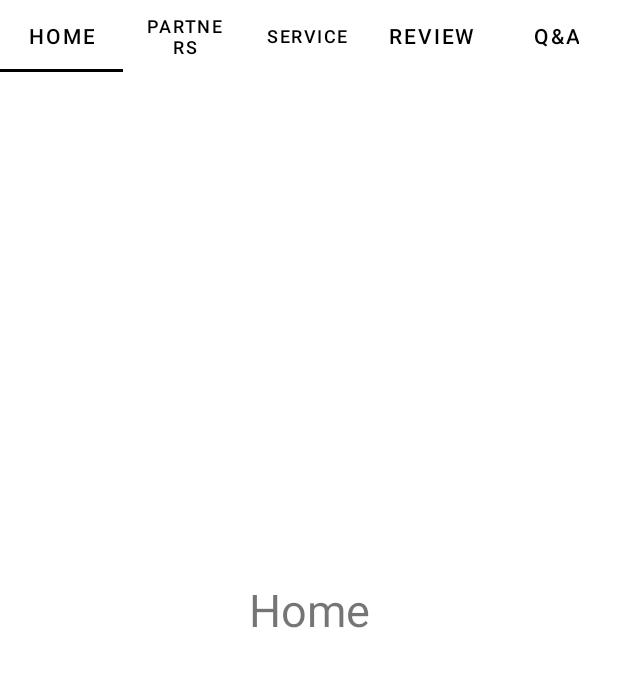
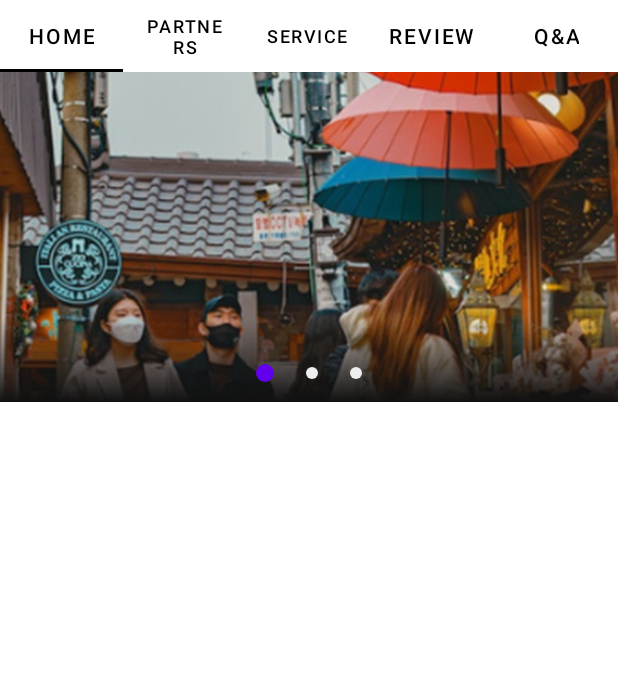
Before and after one commit to HambokJiSu/Recom, an Android app: the screen it shows after launch (MainActivity), on a phone screen of 412 x 824 dp, the part 90-777 px from its top. Run offline under Robolectric (Android 15) with nearby library versions, the phone set to English and light mode, and no system bars; pictures from the network do not load.

Commit message:
Home 이미지 슬라이더 구현

```diff
--- a/app/build.gradle
+++ b/app/build.gradle
@@ -37,4 +37,7 @@ dependencies {
     testImplementation 'junit:junit:4.13.2'
     androidTestImplementation 'androidx.test.ext:junit:1.1.4'
     androidTestImplementation 'androidx.test.espresso:espresso-core:3.5.0'
+    // Glide
+    implementation 'com.github.bumptech.glide:glide:4.12.0'
+    annotationProcessor 'com.github.bumptech.glide:compiler:4.11.0'
 }
--- a/app/src/main/AndroidManifest.xml
+++ b/app/src/main/AndroidManifest.xml
@@ -1,6 +1,8 @@
 <?xml version="1.0" encoding="utf-8"?>
 <manifest xmlns:android="http://schemas.android.com/apk/res/android"
-    xmlns:tools="http://schemas.android.com/tools">
+    xmlns:tools="http://schemas.android.com/tools" >
+
+    <uses-permission android:name="android.permission.INTERNET" />
 
     <application
         android:allowBackup="true"
@@ -11,10 +13,11 @@
         android:roundIcon="@mipmap/ic_launcher_round"
         android:supportsRtl="true"
         android:theme="@style/Theme.Recom"
-        tools:targetApi="31">
+        tools:targetApi="31" >
+
         <activity
             android:name=".MainActivity"
-            android:exported="true">
+            android:exported="true" >
             <intent-filter>
                 <action android:name="android.intent.action.MAIN" />
 
--- a/app/src/main/java/com/adflyercompany/recom/FragmentHome.java
+++ b/app/src/main/java/com/adflyercompany/recom/FragmentHome.java
@@ -4,14 +4,88 @@ import android.os.Bundle;
 import android.view.LayoutInflater;
 import android.view.View;
 import android.view.ViewGroup;
+import android.widget.ImageView;
+import android.widget.LinearLayout;
 
 import androidx.annotation.NonNull;
+import androidx.core.content.ContextCompat;
 import androidx.fragment.app.Fragment;
+import androidx.viewpager2.widget.ViewPager2;
 
 public class FragmentHome extends Fragment {
+    private ViewPager2 sliderViewPager;
+    private LinearLayout layoutIndicator;
+
+//    private String[] images = new String[] {
+//            "https://cdn.pixabay.com/photo/2019/12/26/10/44/horse-4720178_1280.jpg",
+//            "https://cdn.pixabay.com/photo/2020/11/04/15/29/coffee-beans-5712780_1280.jpg",
+//            "https://cdn.pixabay.com/photo/2020/03/08/21/41/landscape-4913841_1280.jpg",
+//            "https://cdn.pixabay.com/photo/2020/09/02/18/03/girl-5539094_1280.jpg",
+//            "https://cdn.pixabay.com/photo/2014/03/03/16/15/mosque-279015_1280.jpg"
+//    };
+
+    private Integer[] images = new Integer[] {
+            R.drawable.img_home1,
+            R.drawable.img_home2,
+            R.drawable.img_home3
+    };
+
     public View onCreateView(@NonNull LayoutInflater inflater,
                              ViewGroup container, Bundle savedInstanceState) {
 
-        return inflater.inflate(R.layout.fragment_home, container, false);
+        View v = inflater.inflate(R.layout.fragment_home, container, false);
+
+        sliderViewPager = v.findViewById(R.id.sliderViewPager);
+        layoutIndicator = v.findViewById(R.id.layoutIndicators);
+
+        sliderViewPager.setOffscreenPageLimit(1);
+        sliderViewPager.setAdapter(new ImageSliderAdapter(getActivity(), images));
+
+        sliderViewPager.registerOnPageChangeCallback(new ViewPager2.OnPageChangeCallback() {
+            @Override
+            public void onPageSelected(int position) {
+                super.onPageSelected(position);
+                setCurrentIndicator(position);
+            }
+        });
+
+        setupIndicators(images.length);
+
+        return v;
+    }
+
+    private void setupIndicators(int count) {
+        ImageView[] indicators = new ImageView[count];
+        LinearLayout.LayoutParams params = new LinearLayout.LayoutParams(
+                ViewGroup.LayoutParams.WRAP_CONTENT, ViewGroup.LayoutParams.WRAP_CONTENT);
+
+        params.setMargins(16, 8, 16, 8);
+
+        for (int i = 0; i < indicators.length; i++) {
+            indicators[i] = new ImageView(getActivity());
+            indicators[i].setImageDrawable(ContextCompat.getDrawable(getActivity(),
+                    R.drawable.bg_indicator_inactive));
+            indicators[i].setLayoutParams(params);
+            layoutIndicator.addView(indicators[i]);
+        }
+        setCurrentIndicator(0);
+    }
+
+    private void setCurrentIndicator(int position) {
+        int childCount = layoutIndicator.getChildCount();
+        for (int i = 0; i < childCount; i++) {
+            ImageView imageView = (ImageView) layoutIndicator.getChildAt(i);
+            if (i == position) {
+                imageView.setImageDrawable(ContextCompat.getDrawable(
+                        getActivity(),
+                        R.drawable.bg_indicator_active
+                ));
+            } else {
+                imageView.setImageDrawable(ContextCompat.getDrawable(
+                        getActivity(),
+                        R.drawable.bg_indicator_inactive
+                ));
+            }
+        }
     }
 }
--- /dev/null
+++ b/app/src/main/java/com/adflyercompany/recom/ImageSliderAdapter.java
@@ -0,0 +1,56 @@
+package com.adflyercompany.recom;
+
+import android.content.Context;
+import android.view.LayoutInflater;
+import android.view.View;
+import android.view.ViewGroup;
+import android.widget.ImageView;
+
+import androidx.annotation.NonNull;
+import androidx.recyclerview.widget.RecyclerView;
+
+import com.bumptech.glide.Glide;
+
+public class ImageSliderAdapter extends RecyclerView.Adapter<ImageSliderAdapter.MyViewHolder> {
+    private Context context;
+    private Integer[] sliderImage;
+
+    public ImageSliderAdapter(Context context, Integer[] sliderImage) {
+        this.context = context;
+        this.sliderImage = sliderImage;
+    }
+
+    @NonNull
+    @Override
+    public MyViewHolder onCreateViewHolder(@NonNull ViewGroup parent, int viewType) {
+        View view = LayoutInflater.from(parent.getContext())
+                .inflate(R.layout.item_slider, parent, false);
+        return new MyViewHolder(view);
+    }
+
+    @Override
+    public void onBindViewHolder(@NonNull MyViewHolder holder, int position) {
+        holder.bindSliderImage(sliderImage[position]);
+    }
+
+    @Override
+    public int getItemCount() {
+        return sliderImage.length;
+    }
+
+    public class MyViewHolder extends RecyclerView.ViewHolder {
+
+        private ImageView mImageView;
+
+        public MyViewHolder(@NonNull View itemView) {
+            super(itemView);
+            mImageView = itemView.findViewById(R.id.imageSlider);
+        }
+
+        public void bindSliderImage(Integer imageURL) {
+            Glide.with(context)
+                    .load(imageURL)
+                    .into(mImageView);
+        }
+    }
+}
--- /dev/null
+++ b/app/src/main/res/drawable-v24/bg_fading_edge.xml
@@ -0,0 +1,10 @@
+<?xml version="1.0" encoding="utf-8"?>
+<shape xmlns:android="http://schemas.android.com/apk/res/android"
+    android:shape="rectangle">
+
+    <gradient
+        android:angle="270"
+        android:startColor="@android:color/transparent"
+        android:endColor="#111111" />
+
+</shape>
--- /dev/null
+++ b/app/src/main/res/drawable-v24/bg_indicator_active.xml
@@ -0,0 +1,12 @@
+<?xml version="1.0" encoding="utf-8"?>
+<shape xmlns:android="http://schemas.android.com/apk/res/android"
+    android:shape="oval">
+
+    <size
+        android:width="12dp"
+        android:height="12dp" />
+
+    <solid
+        android:color="#6200EE" />
+
+</shape>
--- /dev/null
+++ b/app/src/main/res/drawable-v24/bg_indicator_inactive.xml
@@ -0,0 +1,12 @@
+<?xml version="1.0" encoding="utf-8"?>
+<shape xmlns:android="http://schemas.android.com/apk/res/android"
+    android:shape="oval">
+
+    <size
+        android:width="8dp"
+        android:height="8dp" />
+
+    <solid
+        android:color="#eeeeee" />
+
+</shape>
--- a/app/src/main/res/layout/fragment_home.xml
+++ b/app/src/main/res/layout/fragment_home.xml
@@ -6,15 +6,32 @@
     android:layout_height="match_parent"
     tools:context=".FragmentHome">
 
-    <TextView
-        android:id="@+id/textView"
-        android:layout_width="wrap_content"
-        android:layout_height="wrap_content"
-        android:text="@string/tab_home"
-        android:textSize="30sp"
+    <androidx.viewpager2.widget.ViewPager2
+        android:id="@+id/sliderViewPager"
+        android:layout_width="match_parent"
+        android:layout_height="220dp"
         app:layout_constraintBottom_toBottomOf="parent"
         app:layout_constraintEnd_toEndOf="parent"
         app:layout_constraintStart_toStartOf="parent"
-        app:layout_constraintTop_toTopOf="parent" />
+        app:layout_constraintTop_toTopOf="parent"
+        app:layout_constraintVertical_bias="0.0" />
+
+    <View
+        android:id="@+id/viewFadingEdge"
+        android:layout_width="match_parent"
+        android:layout_height="55dp"
+        android:background="@drawable/bg_fading_edge"
+        app:layout_constraintBottom_toBottomOf="@id/sliderViewPager" />
+
+    <LinearLayout
+        android:id="@+id/layoutIndicators"
+        android:layout_width="0dp"
+        android:layout_height="wrap_content"
+        android:orientation="horizontal"
+        android:gravity="center"
+        android:paddingBottom="8dp"
+        app:layout_constraintBottom_toBottomOf="@id/viewFadingEdge"
+        app:layout_constraintEnd_toEndOf="parent"
+        app:layout_constraintStart_toStartOf="parent" />
 
 </androidx.constraintlayout.widget.ConstraintLayout>
--- /dev/null
+++ b/app/src/main/res/layout/item_slider.xml
@@ -0,0 +1,7 @@
+<?xml version="1.0" encoding="utf-8"?>
+<ImageView xmlns:android="http://schemas.android.com/apk/res/android"
+    android:id="@+id/imageSlider"
+    android:layout_width="match_parent"
+    android:layout_height="match_parent"
+    android:contentDescription="@string/app_name"
+    android:scaleType="centerCrop" />
```
Also changed, not shown: app/src/main/res/drawable-v24/img_home1.png (added), app/src/main/res/drawable-v24/img_home2.png (added), app/src/main/res/drawable-v24/img_home3.png (added).
